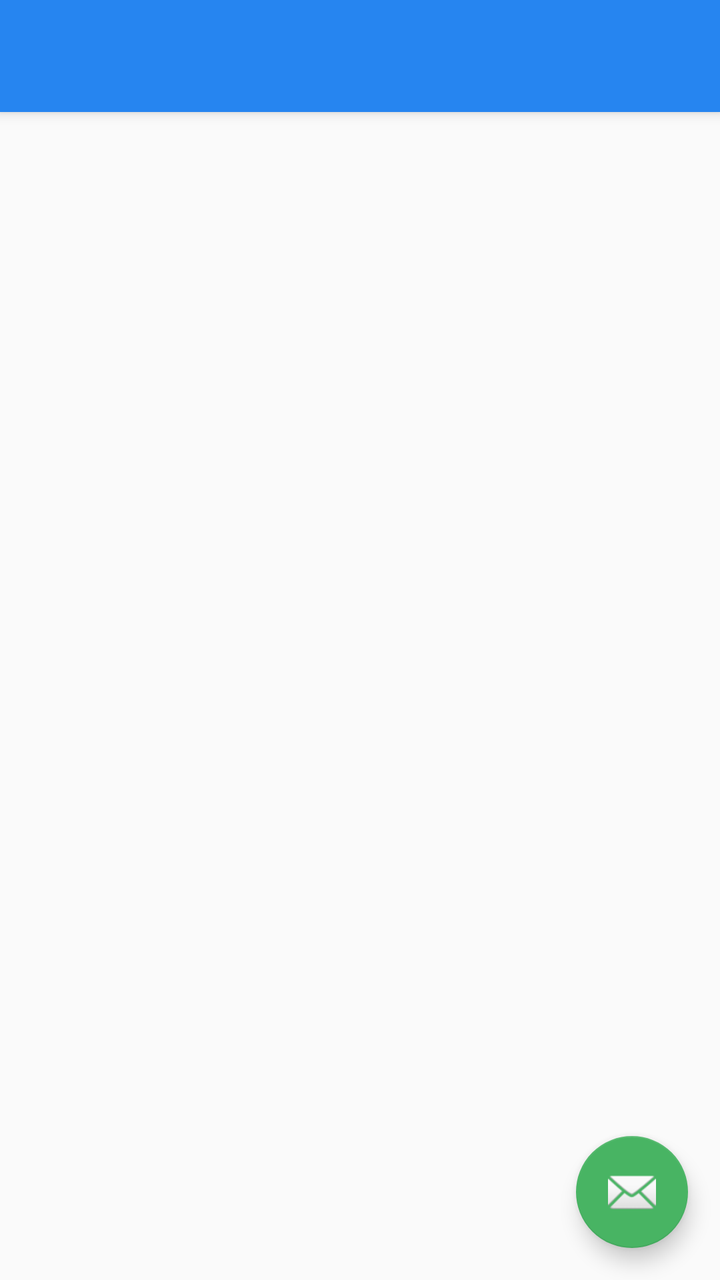
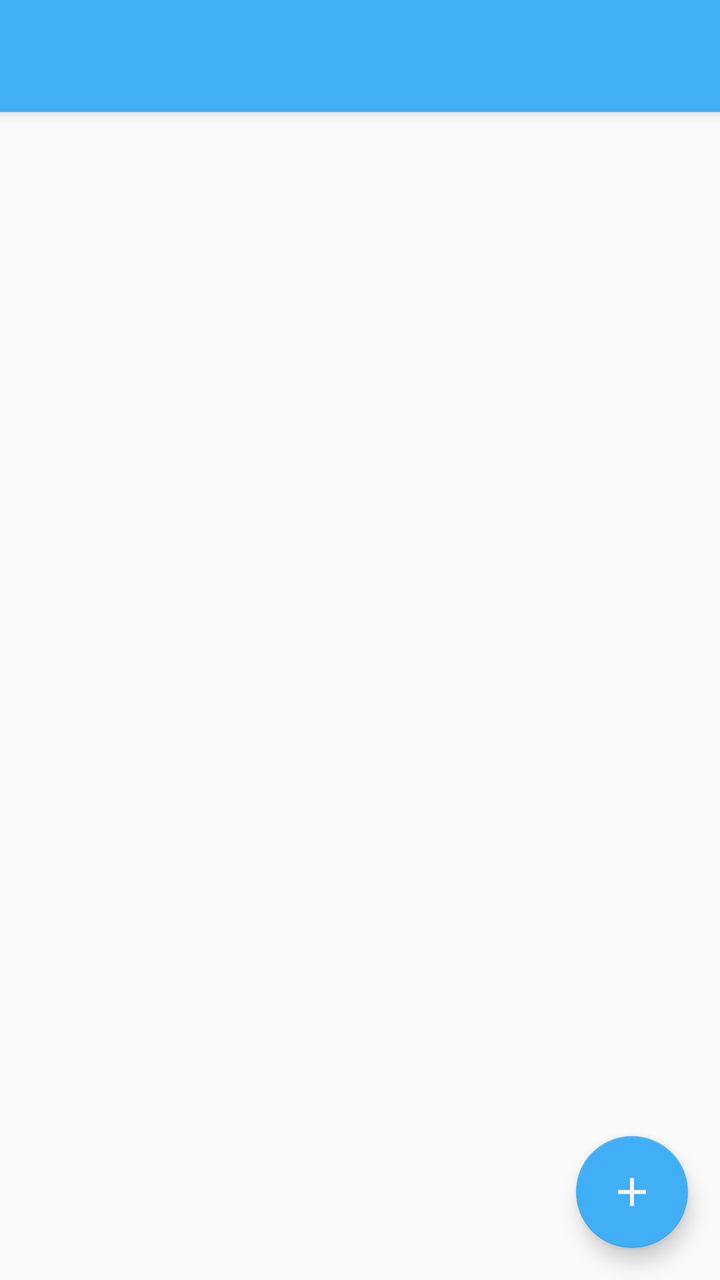

Screens rendered from an Android XML layout before and after an edit, with the pre-edit source and the edit as a unified diff.
<!-- AndroidManifest.xml: activity theme AppTheme.NoActionBar -->
<!-- res/layout/activity_show.xml -->
<?xml version="1.0" encoding="utf-8"?>
<android.support.design.widget.CoordinatorLayout
    xmlns:android="http://schemas.android.com/apk/res/android"
    xmlns:app="http://schemas.android.com/apk/res-auto"
    xmlns:tools="http://schemas.android.com/tools"
    android:layout_width="match_parent"
    android:layout_height="match_parent"
    tools:context="cn.sixlab.app.mineapps.activity.ShowActivity">

    <android.support.design.widget.AppBarLayout
        android:layout_width="match_parent"
        android:layout_height="wrap_content"
        android:theme="@style/AppTheme.AppBarOverlay">

        <android.support.v7.widget.Toolbar
            android:id="@+id/toolbar"
            android:layout_width="match_parent"
            android:layout_height="?attr/actionBarSize"
            android:background="?attr/colorPrimary"
            app:popupTheme="@style/AppTheme.PopupOverlay"/>

    </android.support.design.widget.AppBarLayout>

    <include layout="@layout/content_show"/>

    <android.support.design.widget.FloatingActionButton
        android:id="@+id/fab"
        android:layout_width="wrap_content"
        android:layout_height="wrap_content"
        android:layout_gravity="bottom|end"
        android:layout_margin="@dimen/fab_margin"
        app:srcCompat="@android:drawable/ic_dialog_email"/>

</android.support.design.widget.CoordinatorLayout>
<!-- res/layout/content_show.xml (included above) -->
<?xml version="1.0" encoding="utf-8"?>
<android.support.constraint.ConstraintLayout
    xmlns:android="http://schemas.android.com/apk/res/android"
    xmlns:app="http://schemas.android.com/apk/res-auto"
    xmlns:tools="http://schemas.android.com/tools"
    android:layout_width="match_parent"
    android:layout_height="match_parent"
    app:layout_behavior="@string/appbar_scrolling_view_behavior"
    tools:context="cn.sixlab.app.mineapps.activity.ShowActivity"
    tools:showIn="@layout/activity_show">

</android.support.constraint.ConstraintLayout>
<!-- resources referenced by this layout -->
<resources>
  <dimen name="fab_margin">16dp</dimen>
  <style name="AppTheme.AppBarOverlay" parent="ThemeOverlay.AppCompat.Dark.ActionBar" />
  <style name="AppTheme.PopupOverlay" parent="ThemeOverlay.AppCompat.Light" />
  <style name="AppTheme.NoActionBar">
          <item name="windowActionBar">false</item>
          <item name="windowNoTitle">true</item>
      </style>
</resources>

<!-- the commit's change to res/layout/activity_show.xml (unified diff, before → after) -->
@@ -28,8 +28,10 @@
         android:layout_width="wrap_content"
         android:layout_height="wrap_content"
         android:layout_gravity="bottom|end"
+
         android:layout_margin="@dimen/fab_margin"
-        app:srcCompat="@android:drawable/ic_dialog_email"/>
+        app:backgroundTint="@color/colorPrimary"
+        app:srcCompat="@drawable/ic_add_white_24dp"/>
 
 </android.support.design.widget.CoordinatorLayout>
 <!-- res/layout/content_show.xml (included above) -->
<!-- resource entries referenced after the edit -->
@@ -1,6 +1,17 @@
 <!-- resources referenced by this layout -->
 <resources>
+  <color name="colorPrimary">#41AFF6</color>
   <dimen name="fab_margin">16dp</dimen>
+  <!-- drawable ic_add_white_24dp (drawable) -->
+  <vector xmlns:android="http://schemas.android.com/apk/res/android"
+          android:width="24dp"
+          android:height="24dp"
+          android:viewportWidth="24.0"
+          android:viewportHeight="24.0">
+      <path
+          android:fillColor="#FFFFFFFF"
+          android:pathData="M19,13h-6v6h-2v-6H5v-2h6V5h2v6h6v2z"/>
+  </vector>
   <style name="AppTheme.AppBarOverlay" parent="ThemeOverlay.AppCompat.Dark.ActionBar" />
   <style name="AppTheme.PopupOverlay" parent="ThemeOverlay.AppCompat.Light" />
   <style name="AppTheme.NoActionBar">
